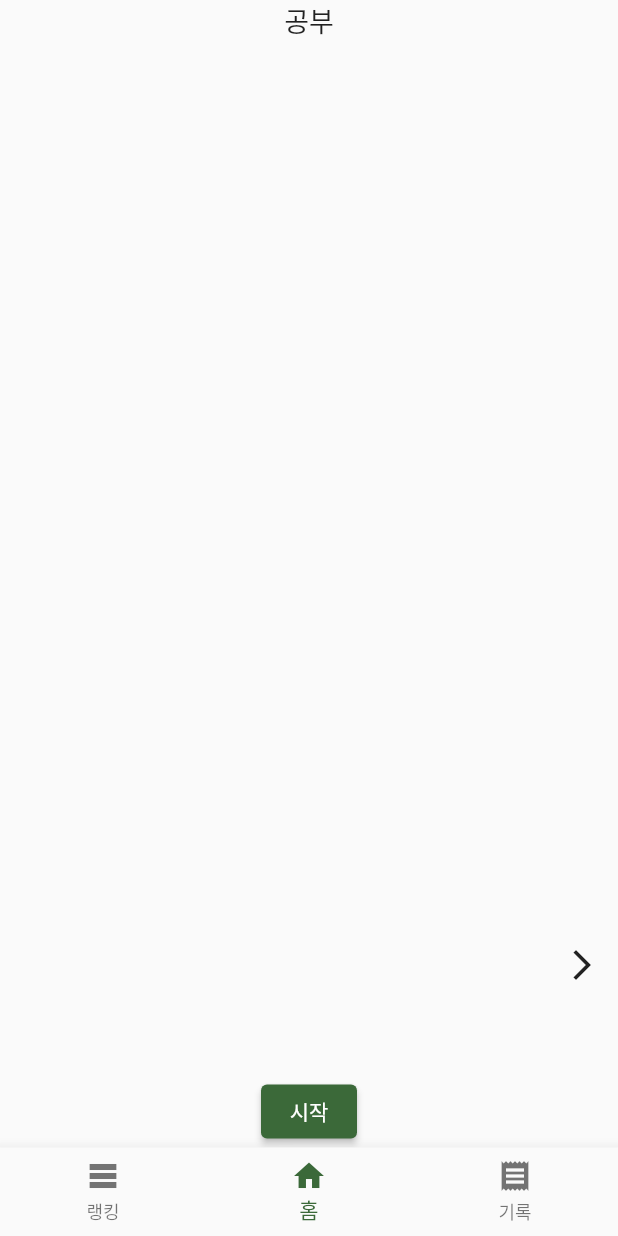
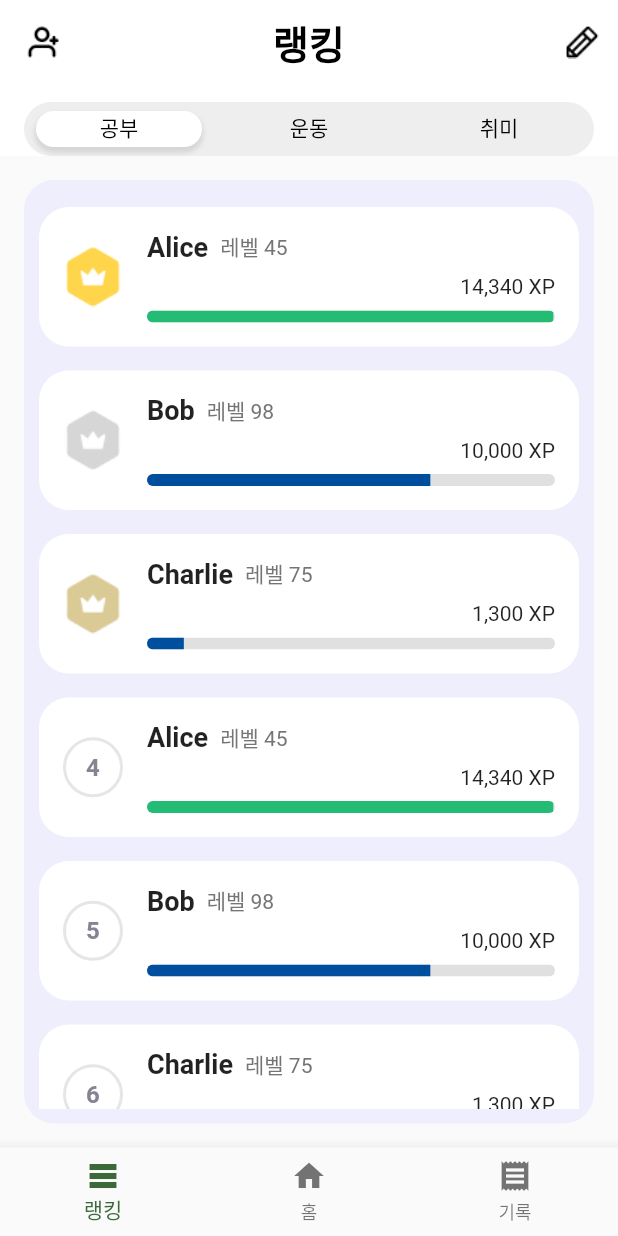
Before and after one commit to cokothon8/front-end, a Flutter app: the screen it shows after launch, on a phone screen of 412 x 824 dp. Run offline on Flutter 3.47's test engine with Material 3 defaults, Android fonts, the light colour scheme and no system bars.

Commit message:
[feat] 랭킹 목록 구현 완

```diff
--- a/lib/main.dart
+++ b/lib/main.dart
@@ -1,6 +1,6 @@
 import 'package:flutter/material.dart';
-
 import 'main_screen.dart';
+import 'rank.dart'; // 랭킹 페이지 임포트
 
 void main() {
   runApp(const MyApp());
@@ -9,27 +9,11 @@ void main() {
 class MyApp extends StatelessWidget {
   const MyApp({super.key});
 
-  // This widget is the root of your application.
   @override
   Widget build(BuildContext context) {
     return MaterialApp(
       title: 'Flutter Demo',
       theme: ThemeData(
-        // This is the theme of your application.
-        //
-        // TRY THIS: Try running your application with "flutter run". You'll see
-        // the application has a purple toolbar. Then, without quitting the app,
-        // try changing the seedColor in the colorScheme below to Colors.green
-        // and then invoke "hot reload" (save your changes or press the "hot
-        // reload" button in a Flutter-supported IDE, or press "r" if you used
-        // the command line to start the app).
-        //
-        // Notice that the counter didn't reset back to zero; the application
-        // state is not lost during the reload. To reset the state, use hot
-        // restart instead.
-        //
-        // This works for code too, not just values: Most code changes can be
-        // tested with just a hot reload.
         colorScheme: ColorScheme.fromSeed(seedColor: Colors.green),
         useMaterial3: false,
       ),
@@ -39,24 +23,25 @@ class MyApp extends StatelessWidget {
 }
 
 class MyHomePage extends StatefulWidget {
-  const MyHomePage({super.key, });
+  const MyHomePage({super.key});
 
   @override
   State<MyHomePage> createState() => _MyHomePageState();
 }
 
 class _MyHomePageState extends State<MyHomePage> {
-  int _selectedIndex = 1;
+  int _selectedIndex = 0; // 기본 인덱스를 랭킹 페이지로 설정
+
   @override
   Widget build(BuildContext context) {
     return Scaffold(
       bottomNavigationBar: BottomNavigationBar(
-        items: [
+        items: const [
           BottomNavigationBarItem(icon: Icon(Icons.table_rows), label: '랭킹'),
           BottomNavigationBarItem(icon: Icon(Icons.home), label: '홈'),
-          BottomNavigationBarItem(icon: Icon(Icons.receipt), label: '기록')
+          BottomNavigationBarItem(icon: Icon(Icons.receipt), label: '기록'),
         ],
-        onTap: (int idx){
+        onTap: (int idx) {
           setState(() {
             _selectedIndex = idx;
           });
@@ -64,14 +49,11 @@ class _MyHomePageState extends State<MyHomePage> {
         currentIndex: _selectedIndex,
       ),
       body: IndexedStack(
-          children: [
-            // 페이지 전 테스트페이지
-            Text("랭킹페이지"),
-            MainPage(), // 메인페이지
-            Text("기록페이지"),
-            /*RankPage(), // 랭킹페이지
-            RecordPage() // 기록페이지*/
-          ],
+        children: [
+          RankPage(), // 랭킹 페이지
+          MainPage(), // 메인 페이지
+          Text("기록 페이지"), // 기록 페이지
+        ],
         index: _selectedIndex,
       ),
     );
--- /dev/null
+++ b/lib/rank.dart
@@ -0,0 +1,296 @@
+import 'package:flutter/material.dart';
+
+class RankPage extends StatefulWidget {
+  @override
+  _RankPageState createState() => _RankPageState();
+}
+
+class _RankPageState extends State<RankPage> with SingleTickerProviderStateMixin {
+  late TabController _tabController;
+  final Color _selectedColor = Colors.blue; // 선택된 탭의 색상
+
+  final List<Map<String, dynamic>> studyRanking = [
+    {'rank': 1, 'name': 'Alice', 'xp': 14340, 'level': 45},
+    {'rank': 2, 'name': 'Bob', 'xp': 10000, 'level': 98},
+    {'rank': 3, 'name': 'Charlie', 'xp': 1300, 'level': 75},
+    {'rank': 4, 'name': 'Alice', 'xp': 14340, 'level': 45},
+    {'rank': 5, 'name': 'Bob', 'xp': 10000, 'level': 98},
+    {'rank': 6, 'name': 'Charlie', 'xp': 1300, 'level': 75},
+  ];
+
+  final List<Map<String, dynamic>> exerciseRanking = [
+    {'rank': 1, 'name': 'David', 'xp': 1800, 'level': 50},
+    {'rank': 2, 'name': 'Eve', 'xp': 1600, 'level': 22},
+    {'rank': 3, 'name': 'Frank', 'xp': 1400, 'level': 73},
+  ];
+
+  final List<Map<String, dynamic>> hobbyRanking = [
+    {'rank': 1, 'name': 'Grace', 'xp': 1200, 'level': 61},
+    {'rank': 2, 'name': 'Heidi', 'xp': 1100, 'level': 49},
+    {'rank': 3, 'name': 'Ivan', 'xp': 1000, 'level': 37},
+  ];
+
+  @override
+  void initState() {
+    super.initState();
+    _tabController = TabController(length: 3, vsync: this);
+  }
+
+  @override
+  void dispose() {
+    _tabController.dispose();
+    super.dispose();
+  }
+
+  @override
+  Widget build(BuildContext context) {
+    return DefaultTabController(
+      length: 3,
+      child: Scaffold(
+        appBar: AppBar(
+          backgroundColor: Colors.white, // AppBar 배경색 투명
+          elevation: 0, // AppBar 그림자 제거
+          title: Padding(
+            padding: EdgeInsets.all(50), // 타이틀 좌우 여백 추가
+            child: Text('랭킹'),
+          ),
+          titleTextStyle: TextStyle(
+              fontSize: 26, fontWeight: FontWeight.bold, color: Colors.black),
+          centerTitle: true,
+          leading: IconButton(
+            icon: Image.asset(
+              "assets/icon_user_add.png", // 친구 추가 아이콘 이미지 경로
+              width: 24,
+              height: 24,
+            ),
+            onPressed: () {
+              // 친구 추가 버튼 클릭 시 실행할 코드
+            },
+          ),
+          actions: [
+            IconButton(
+              icon: Image.asset(
+                "assets/icon_pencil.png", // 친구 추가 아이콘 이미지 경로
+                width: 22,
+                height: 22,
+              ),
+              onPressed: () {
+                // 친구 추가 버튼 클릭 시 실행할 코드
+              },
+            ),
+          ],
+          bottom: PreferredSize(
+            preferredSize: Size.fromHeight(kToolbarHeight - 8.0),
+            child: Container(
+              height: kToolbarHeight - 20.0,
+              margin: EdgeInsets.symmetric(horizontal: 16.0),
+              decoration: BoxDecoration(
+                color: Colors.grey.shade200,
+                borderRadius: BorderRadius.circular(40.0),
+              ),
+              child: TabBar(
+                controller: _tabController,
+                indicator: BoxDecoration(
+                  borderRadius: BorderRadius.circular(60.0),
+                  color: Colors.white,
+                  boxShadow: [
+                    BoxShadow(
+                      color: Colors.black.withOpacity(0.1), // 그림자 색상 및 투명도
+                      offset: Offset(0, 3), // 그림자의 수평 및 수직 위치
+                      blurRadius: 2.0, // 그림자 흐림 효과 (블러)
+                      spreadRadius: 1.0, // 그림자 확산 반경
+                    ),
+                  ],
+                ),
+                indicatorSize: TabBarIndicatorSize.tab, // 인디케이터 크기 설정
+                indicatorPadding: EdgeInsets.only(left: 8, right: 8, top: 6, bottom: 6), // 길이 및 높이 조정
+                labelColor: Colors.black,
+                unselectedLabelColor: Colors.black,
+                tabs: [
+                  Tab(text: '공부'),
+                  Tab(text: '운동'),
+                  Tab(text: '취미'),
+                ],
+              ),
+            ),
+          ),
+        ),
+        body: TabBarView(
+          controller: _tabController,
+          children: [
+            RankingList(rankingData: studyRanking),
+            RankingList(rankingData: exerciseRanking),
+            RankingList(rankingData: hobbyRanking),
+          ],
+        ),
+      ),
+    );
+  }
+}
+
+class RankingList extends StatelessWidget {
+  final List<Map<String, dynamic>> rankingData;
+
+  RankingList({required this.rankingData});
+
+  @override
+  Widget build(BuildContext context) {
+    return Container(
+      margin: EdgeInsets.all(16.0), // 랭킹 리스트의 외부 여백 설정
+      padding: EdgeInsets.all(10.0), // 리스트의 외부 여백
+      decoration: BoxDecoration(
+        color: Color(0xFFEFEEFC), // 배경색 설정
+        borderRadius: BorderRadius.circular(20.0), // 둥근 모서리 설정
+      ),
+      child: ListView.builder(
+        itemCount: rankingData.length,
+        itemBuilder: (context, index) {
+          final item = rankingData[index];
+          return Padding(
+            padding: const EdgeInsets.symmetric(vertical: 8.0), // 항목 간 세로 간격 추가
+            child: RankingItem(
+              rank: item['rank'],
+              name: item['name'],
+              xp: item['xp'],
+              level: item['level'],
+            ),
+          );
+        },
+      ),
+    );
+  }
+}
+
+class RankingItem extends StatelessWidget {
+  final int rank;
+  final String name;
+  final int xp;
+  final int level;
+  final int maxXp = 14400; // 최대 경험치 값
+
+  RankingItem({
+    required this.rank,
+    required this.name,
+    required this.xp,
+    required this.level,
+  });
+
+  @override
+  Widget build(BuildContext context) {
+    final List<Color> colors = [
+      Color(0xFFFFCE44), // 노란색
+      Color(0xFF24BB74), // 초록색
+      Color(0xFF004F9F), // 파란색
+    ];
+
+    int colorIndex;
+    if (level >= 60) {
+      colorIndex = 2; // 60 이상
+    } else if (level >= 30) {
+      colorIndex = 1; // 30 이상
+    } else {
+      colorIndex = 0; // 0 이상
+    }
+
+    return Container(
+      padding: EdgeInsets.all(16.0), // 내부 여백
+      decoration: BoxDecoration(
+        color: Colors.white, // 아이템 배경 색상
+        borderRadius: BorderRadius.circular(20.0), // 둥근 모서리 설정
+
+      ),
+      child: Row(
+        crossAxisAlignment: CrossAxisAlignment.center, // Row 내 요소들을 수직으로 가운데 정렬
+        children: [
+          Container(
+            height: 60.0, // 원하는 높이 설정
+            child: Align(
+              alignment: Alignment.center, // 중앙 정렬
+              child:  rank <= 3
+                  ? Image.asset(
+                'assets/rank_$rank.png', // 1, 2, 3위일 때 이미지 경로 설정
+                width: 40,
+                height: 40,
+              )
+                  :Container(
+                decoration: BoxDecoration(
+                  color: Colors.white, // 원 내부 배경색 설정
+                  shape: BoxShape.circle,
+                  border: Border.all(
+                    color: Color(0xFFE6E6E6), // 테두리 색상 설정
+                    width: 2.0, // 테두리 두께 설정
+                  ),
+                ),
+                padding: EdgeInsets.all(4.0), // 내부 여백 추가
+                child: CircleAvatar(
+                  radius: 14.0, // 원의 크기 조절
+                  backgroundColor: Colors.white, // 원의 배경색 하얀색
+                  child: Text(
+                    rank.toString(), // 4위 이상일 때 텍스트로 표시
+                    style: TextStyle(
+                      color: Color(0xFF858494), // 글자색을 858494로 설정
+                      fontWeight: FontWeight.bold,
+                    ),
+                  ),
+                ),
+              ),
+            ),
+          ),
+          SizedBox(width: 16.0), // 아이템 간의 간격
+          Expanded(
+            child: Column(
+              crossAxisAlignment: CrossAxisAlignment.start,
+              children: [
+                // 닉네임과 레벨 표시
+                Row(
+                  children: [
+                    Text(
+                      name,
+                      style: TextStyle(
+                        fontSize: 18,
+                        fontWeight: FontWeight.bold,
+                      ),
+                    ),
+                    SizedBox(width: 8.0),
+                    Text(
+                      '레벨 $level',
+                      style: TextStyle(
+                        fontSize: 14,
+                        color: Colors.grey[600],
+                      ),
+                    ),
+                  ],
+                ),
+                SizedBox(height: 8.0),
+                // 경험치 표시
+                Row(
+                  children: [
+                    Expanded(
+                      child: Container(), // 빈 공간으로 왼쪽 여백 확보
+                    ),
+                    Text(
+                      '${xp.toString().replaceAllMapped(RegExp(r'(\d)(?=(\d{3})+$)'), (match) => '${match.group(1)},')} XP',
+                      style: TextStyle(fontSize: 14.0), // 경험치 텍스트 크기 설정
+                      textAlign: TextAlign.right, // 텍스트를 오른쪽 정렬
+                    ),
+                  ],
+                ),
+                SizedBox(height: 8.0),
+                // 프로그래스바 표시
+                ClipRRect(
+                  borderRadius: BorderRadius.circular(12.0), // 프로그래스바 둥근 모서리 설정
+                  child: LinearProgressIndicator(
+                    value: xp / maxXp, // 현재 경험치 비율 (0.0 ~ 1.0)
+                    backgroundColor: Colors.grey.shade300, // 바탕색
+                    color: colors[colorIndex],
+                    minHeight: 8.0, // 경험치 바의 높이
+                  ),
+                ),
+              ],
+            ),
+          ),
+        ],
+      ),
+    );
+  }
+}
--- a/pubspec.yaml
+++ b/pubspec.yaml
@@ -53,6 +53,8 @@ dev_dependencies:
 
 # The following section is specific to Flutter packages.
 flutter:
+  assets:
+    - assets/
 
   # The following line ensures that the Material Icons font is
   # included with your application, so that you can use the icons in
```
Also changed, not shown: assets/icon_pencil.png (added), assets/icon_user_add.png (added), assets/rank_1.png (added), assets/rank_2.png (added), assets/rank_3.png (added), pubspec.lock.
